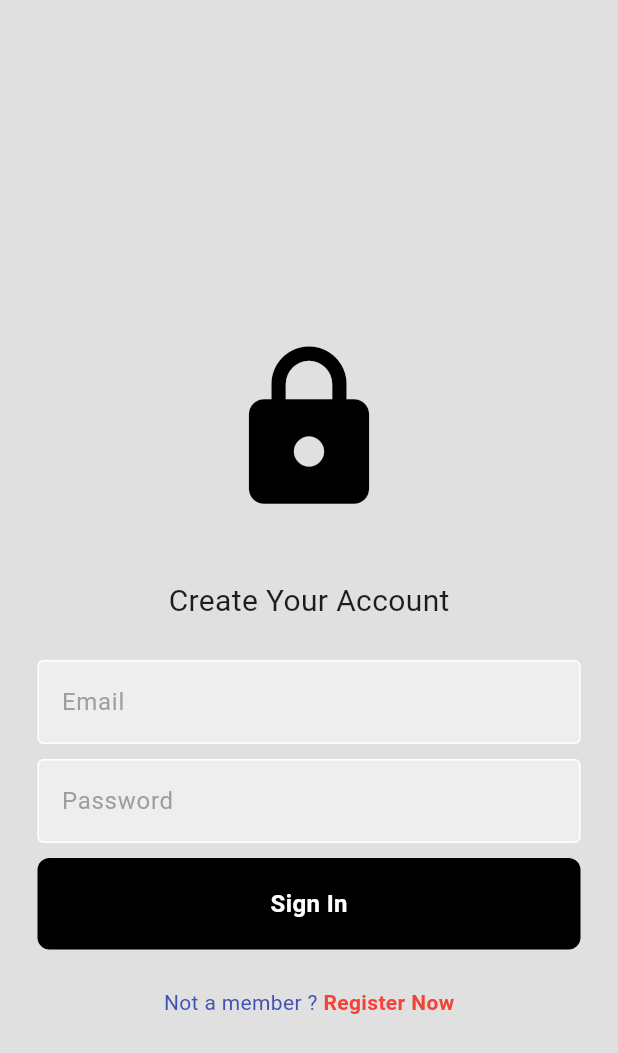
After one commit to othmanetozy/WebRtc-Mobile, a Flutter app: the register screen opened by its route, on a phone screen of 412 x 824 dp. The commit adds this screen. Shown: the top 1053 px of the screen. Run offline on Flutter 3.47's test engine with Material 3 defaults, Android fonts, the light colour scheme and no system bars.

Commit message:
adding resiterPage

```diff
--- a/lib/components/button.dart
+++ b/lib/components/button.dart
@@ -10,7 +10,7 @@ class MyButton extends StatelessWidget {
   @override
   Widget build(BuildContext context) {
     return Container(
-      padding: const EdgeInsets.all(25),
+      padding: const EdgeInsets.all(19),
       decoration: BoxDecoration(
         color: Colors.black,
         borderRadius: BorderRadius.circular(8)
--- a/lib/main.dart
+++ b/lib/main.dart
@@ -5,6 +5,7 @@ import 'package:flutter/widgets.dart';
 import 'package:testflutter/pages/consulting.page.dart';
 import 'package:testflutter/pages/home.page.dart';
 import 'package:testflutter/pages/products.page.dart';
+import 'package:testflutter/pages/register.page.dart';
 import 'package:testflutter/pages/review.page.dart';
 import 'package:testflutter/pages/videocall.page.dart';
 import 'package:testflutter/pages/Login.page.dart';
@@ -27,8 +28,9 @@ class testApp extends StatelessWidget {
         "/products": (context) => ProductsPage(),
         "/videocall": (context) => VideocallPage(),
         "/login": (context) => LoginPage(),
+        "/register": (context) => register(),
       },
-
+      //home: register(),
       theme: ThemeData(
           primarySwatch: Colors.deepPurple,
           textTheme: const TextTheme(
--- a/lib/pages/Login.page.dart
+++ b/lib/pages/Login.page.dart
@@ -26,6 +26,7 @@ class _LoginPageState extends State<LoginPage> {
           padding: const EdgeInsets.symmetric(horizontal: 25.0),
           child: Center(
             child: Column(
+              mainAxisAlignment: MainAxisAlignment.center,
               children: [
                 //logo
                 const SizedBox(height: 80,),
@@ -60,9 +61,12 @@ class _LoginPageState extends State<LoginPage> {
               children: [
                 Text("Not a member ? " ,style:TextStyle(color: Colors.indigo) ,),
                 const SizedBox(height: 10),
-                Text("Register Now",style: TextStyle(
-                  fontWeight: FontWeight.bold,color: Colors.red,
-                ),),
+                GestureDetector(
+                  onTap: () {},
+                  child:  Text("Register Now",style: TextStyle(
+                    fontWeight: FontWeight.bold,color: Colors.red,
+                  ),),
+                )
               ],
             ),
 
--- /dev/null
+++ b/lib/pages/register.page.dart
@@ -0,0 +1,90 @@
+import 'package:flutter/material.dart';
+import 'package:testflutter/components/button.dart';
+import 'package:testflutter/components/text_field.dart';
+import 'package:testflutter/pages/home.page.dart';
+
+class register extends StatefulWidget {
+  const register({super.key});
+
+  @override
+  State<register> createState() => _registerState();
+}
+
+class _registerState extends State<register> {
+
+  final emailTextController = TextEditingController();
+  final passwordController = TextEditingController();
+
+
+  @override
+  Widget build(BuildContext context) {
+    return Scaffold(
+      backgroundColor: Colors.grey[300],
+      body: SafeArea(
+        child : Center(
+          child: Padding(
+            padding: const EdgeInsets.symmetric(horizontal: 25.0),
+            child: Center(
+              child: Column(
+                mainAxisAlignment: MainAxisAlignment.center,
+                children: [
+                  //logo
+                  const SizedBox(height: 80,),
+                  Icon(Icons.lock,
+                    size: 120,
+                    color: Colors.black,
+                  ),
+                  const SizedBox(height: 40,),
+                  Text("Create Your Account",style:TextStyle(fontSize: 20,)),
+                  const SizedBox(height: 25,),
+
+                  //Email
+                  MyTextField(controller: emailTextController, hintText: 'Email', obscureText: false),
+                  const SizedBox(height: 10,),
+
+                  //Password
+
+                  MyTextField(controller: passwordController, hintText: 'Password', obscureText: true),
+                  const SizedBox(height: 10,),
+
+
+                  //buttom
+                  MyButton(onTap: () {
+                  }, text: 'Sign In'
+                  ),
+                  const SizedBox(height: 25,),
+
+                  //Register Me
+
+                  Row(
+                    mainAxisAlignment: MainAxisAlignment.center,
+                    children: [
+                      Text("Not a member ? " ,style:TextStyle(color: Colors.indigo) ,),
+                      const SizedBox(height: 10),
+                      GestureDetector(
+
+                        child:  Text("Register Now",style: TextStyle(
+                          fontWeight: FontWeight.bold,color: Colors.red,
+                        ),),
+                        onTap: () {
+                          Navigator.push(
+                            context,
+                            MaterialPageRoute(builder: (context) => register()),
+                          );
+                        },
+                      )
+                    ],
+                  ),
+
+
+
+
+                ],
+              ),
+            ),
+          ),
+        ),
+      ),
+    );
+  }
+}
```
